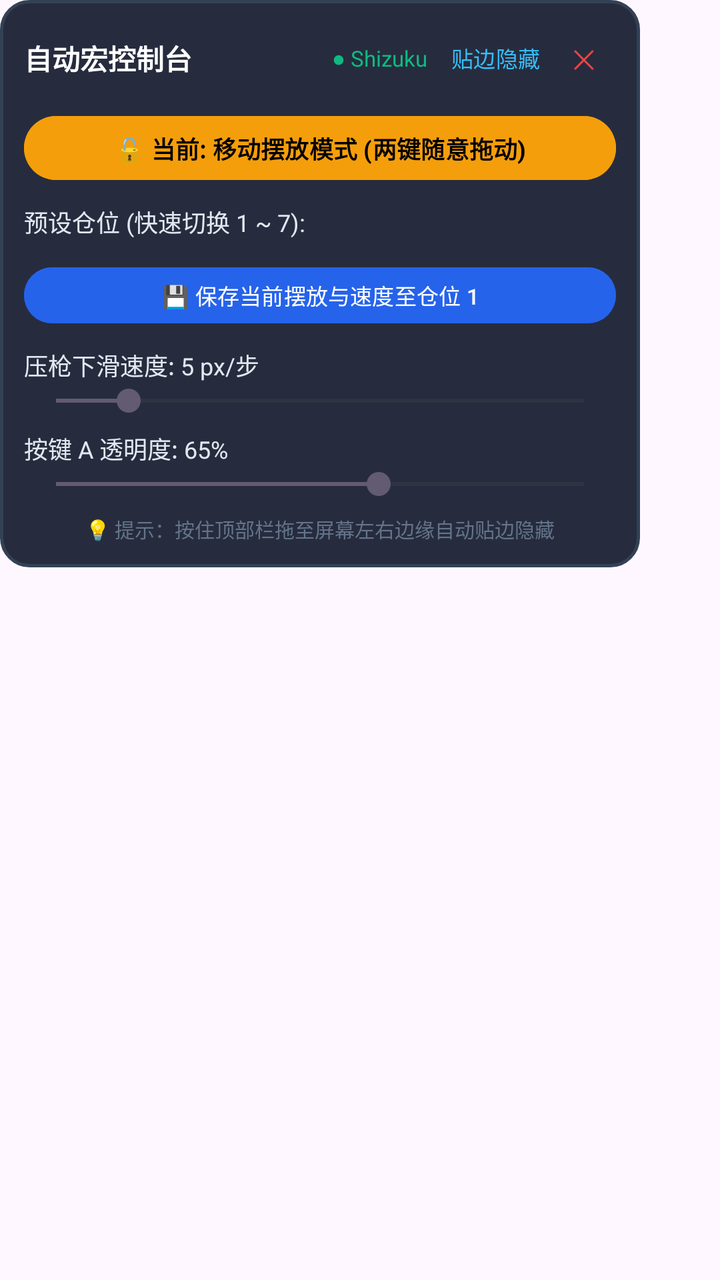
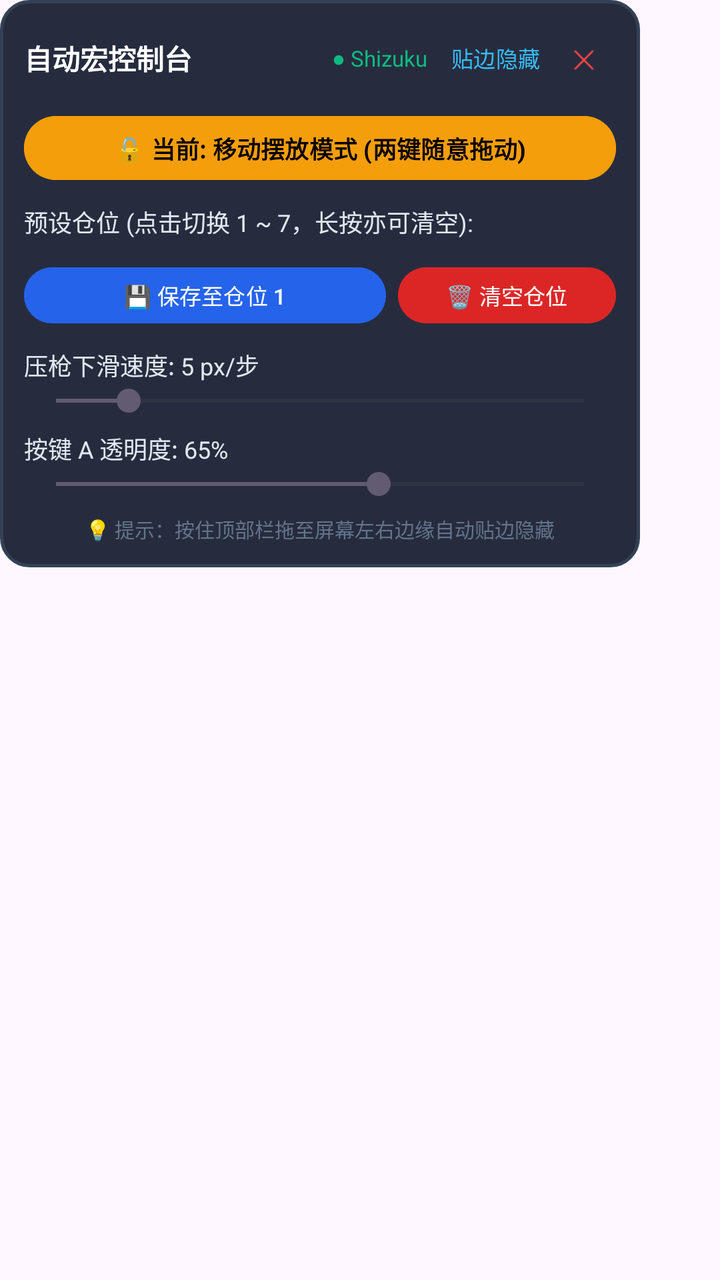

The first picture is an Android layout as it rendered before a commit; the second is the same layout after the commit. The layout source and the unified diff follow.
<!-- AndroidManifest.xml: application theme Theme.AutoMacro -->
<!-- res/layout/layout_floating_control.xml -->
<?xml version="1.0" encoding="utf-8"?>
<FrameLayout xmlns:android="http://schemas.android.com/apk/res/android"
    android:layout_width="wrap_content"
    android:layout_height="wrap_content">

    
    <LinearLayout
        android:id="@+id/layoutEdgeDock"
        android:layout_width="18dp"
        android:layout_height="42dp"
        android:background="@drawable/bg_edge_dock"
        android:gravity="center"
        android:orientation="vertical"
        android:visibility="gone">

        <TextView
            android:id="@+id/tvDockIcon"
            android:layout_width="wrap_content"
            android:layout_height="wrap_content"
            android:text="◀"
            android:textColor="#93C5FD"
            android:textSize="10sp" />
    </LinearLayout>

    
    <LinearLayout
        android:id="@+id/layoutExpanded"
        android:layout_width="320dp"
        android:layout_height="wrap_content"
        android:background="@drawable/bg_control_panel"
        android:orientation="vertical"
        android:padding="12dp">

        
        <LinearLayout
            android:id="@+id/layoutHeader"
            android:layout_width="match_parent"
            android:layout_height="wrap_content"
            android:gravity="center_vertical"
            android:orientation="horizontal">

            <TextView
                android:id="@+id/tvTitle"
                android:layout_width="0dp"
                android:layout_height="wrap_content"
                android:layout_weight="1"
                android:text="自动宏控制台"
                android:textColor="#FFFFFF"
                android:textSize="14sp"
                android:textStyle="bold" />

            <TextView
                android:id="@+id/tvStatusDot"
                android:layout_width="wrap_content"
                android:layout_height="wrap_content"
                android:layout_marginEnd="6dp"
                android:text="● Shizuku"
                android:textColor="#10B981"
                android:textSize="11sp" />

            
            <Button
                android:id="@+id/btnDockEdge"
                style="@style/Widget.Material3.Button.TextButton"
                android:layout_width="wrap_content"
                android:layout_height="34dp"
                android:minWidth="0dp"
                android:paddingHorizontal="6dp"
                android:paddingVertical="0dp"
                android:text="贴边隐藏"
                android:textColor="#38BDF8"
                android:textSize="11sp" />

            
            <Button
                android:id="@+id/btnClose"
                style="@style/Widget.Material3.Button.TextButton"
                android:layout_width="32dp"
                android:layout_height="34dp"
                android:minWidth="0dp"
                android:padding="0dp"
                android:text="✕"
                android:textColor="#EF4444"
                android:textSize="13sp" />
        </LinearLayout>

        
        <Button
            android:id="@+id/btnModeSwitch"
            android:layout_width="match_parent"
            android:layout_height="40dp"
            android:layout_marginTop="8dp"
            android:backgroundTint="#F59E0B"
            android:text="🔓 当前: 移动摆放模式 (两键随意拖动)"
            android:textColor="#000000"
            android:textSize="12sp"
            android:textStyle="bold" />

        
        <TextView
            android:id="@+id/tvSlotHeader"
            android:layout_width="wrap_content"
            android:layout_height="wrap_content"
            android:layout_marginTop="8dp"
            android:text="预设仓位 (快速切换 1 ~ 7):"
            android:textColor="#E2E8F0"
            android:textSize="12sp" />

        <HorizontalScrollView
            android:layout_width="match_parent"
            android:layout_height="wrap_content"
            android:layout_marginTop="4dp"
            android:scrollbars="none">

            <LinearLayout
                android:id="@+id/layoutSlotsContainer"
                android:layout_width="wrap_content"
                android:layout_height="wrap_content"
                android:orientation="horizontal" />
        </HorizontalScrollView>

        
        <Button
            android:id="@+id/btnSavePreset"
            android:layout_width="match_parent"
            android:layout_height="36dp"
            android:layout_marginTop="6dp"
            android:backgroundTint="#2563EB"
            android:text="💾 保存当前摆放与速度至仓位 1"
            android:textColor="#FFFFFF"
            android:textSize="11sp" />

        
        <LinearLayout
            android:layout_width="match_parent"
            android:layout_height="wrap_content"
            android:layout_marginTop="8dp"
            android:orientation="vertical">

            <TextView
                android:id="@+id/tvSpeedLabel"
                android:layout_width="wrap_content"
                android:layout_height="wrap_content"
                android:text="压枪下滑速度: 5 px/步"
                android:textColor="#E2E8F0"
                android:textSize="12sp" />

            <SeekBar
                android:id="@+id/sbSpeed"
                android:layout_width="match_parent"
                android:layout_height="wrap_content"
                android:max="30"
                android:min="1"
                android:progress="5" />
        </LinearLayout>

        
        <LinearLayout
            android:layout_width="match_parent"
            android:layout_height="wrap_content"
            android:layout_marginTop="6dp"
            android:orientation="vertical">

            <TextView
                android:id="@+id/tvAlphaLabel"
                android:layout_width="wrap_content"
                android:layout_height="wrap_content"
                android:text="按键 A 透明度: 65%"
                android:textColor="#E2E8F0"
                android:textSize="12sp" />

            <SeekBar
                android:id="@+id/sbAlpha"
                android:layout_width="match_parent"
                android:layout_height="wrap_content"
                android:max="100"
                android:min="10"
                android:progress="65" />
        </LinearLayout>

        <TextView
            android:layout_width="match_parent"
            android:layout_height="wrap_content"
            android:layout_marginTop="6dp"
            android:gravity="center"
            android:text="💡 提示：按住顶部栏拖至屏幕左右边缘自动贴边隐藏"
            android:textColor="#64748B"
            android:textSize="10sp" />

    </LinearLayout>

</FrameLayout>
<!-- resources referenced by this layout -->
<resources>
  <!-- drawable bg_control_panel (drawable) -->
  <?xml version="1.0" encoding="utf-8"?>
  <shape xmlns:android="http://schemas.android.com/apk/res/android"
      android:shape="rectangle">
      <solid android:color="#E60F172A" />
      <corners android:radius="14dp" />
      <stroke
          android:width="1.5dp"
          android:color="#334155" />
  </shape>
  <!-- drawable bg_edge_dock (drawable) -->
  <?xml version="1.0" encoding="utf-8"?>
  <shape xmlns:android="http://schemas.android.com/apk/res/android"
      android:shape="rectangle">
      <solid android:color="#991E293B" />
      <corners android:radius="8dp" />
      <stroke
          android:width="1dp"
          android:color="#60A5FA" />
  </shape>
  <style name="Theme.AutoMacro" parent="Theme.Material3.DayNight.NoActionBar">
          <item name="colorPrimary">@color/primary</item>
          <item name="android:statusBarColor">@color/background</item>
          <item name="android:navigationBarColor">@color/background</item>
      </style>
  <color name="primary">#2563EB</color>
  <color name="background">#0F172A</color>
</resources>

<!-- the commit's change to res/layout/layout_floating_control.xml (unified diff, before → after) -->
@@ -102,7 +102,7 @@
             android:layout_width="wrap_content"
             android:layout_height="wrap_content"
             android:layout_marginTop="8dp"
-            android:text="预设仓位 (快速切换 1 ~ 7):"
+            android:text="预设仓位 (点击切换 1 ~ 7，长按亦可清空):"
             android:textColor="#E2E8F0"
             android:textSize="12sp" />
 
@@ -120,15 +120,32 @@
         </HorizontalScrollView>
 
         
-        <Button
-            android:id="@+id/btnSavePreset"
-            android:layout_width="match_parent"
-            android:layout_height="36dp"
+        <LinearLayout
+            android:layout_width="match_parent"
+            android:layout_height="wrap_content"
             android:layout_marginTop="6dp"
-            android:backgroundTint="#2563EB"
-            android:text="💾 保存当前摆放与速度至仓位 1"
-            android:textColor="#FFFFFF"
-            android:textSize="11sp" />
+            android:orientation="horizontal">
+
+            <Button
+                android:id="@+id/btnSavePreset"
+                android:layout_width="0dp"
+                android:layout_height="36dp"
+                android:layout_weight="1"
+                android:backgroundTint="#2563EB"
+                android:text="💾 保存至仓位 1"
+                android:textColor="#FFFFFF"
+                android:textSize="11sp" />
+
+            <Button
+                android:id="@+id/btnClearPreset"
+                android:layout_width="wrap_content"
+                android:layout_height="36dp"
+                android:layout_marginStart="6dp"
+                android:backgroundTint="#DC2626"
+                android:text="🗑️ 清空仓位"
+                android:textColor="#FFFFFF"
+                android:textSize="11sp" />
+        </LinearLayout>
 
         
         <LinearLayout
